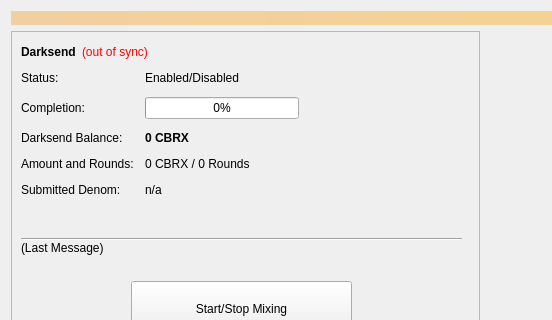
The window that src/qt/forms/coinmix.ui (atomdax/Yotoken) describes before a commit, drawn with Qt 5; both pictures show x 0 to 552 and y 0 to 320 of the 960 by 615 pixel window.
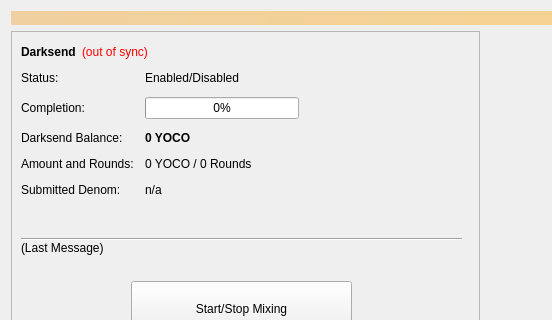
The same window after the commit.

What changed in the file:
```diff
--- a/src/qt/forms/coinmix.ui
+++ b/src/qt/forms/coinmix.ui
@@ -119,7 +119,7 @@
               </font>
              </property>
              <property name="text">
-              <string notr="true">0 CBRX</string>
+              <string notr="true">0 YOCO</string>
              </property>
             </widget>
            </item>
@@ -133,7 +133,7 @@
            <item row="3" column="1">
             <widget class="QLabel" name="labelAmountRounds">
              <property name="text">
-              <string>0 CBRX / 0 Rounds</string>
+              <string>0 YOCO / 0 Rounds</string>
              </property>
             </widget>
            </item>
```
Left out of the diff: 2 changed lines with no effect on the pictures.
